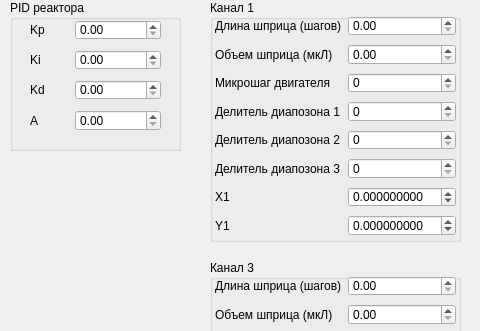
The window that formreacsettings.ui (ProElDinh/ChemController) describes before a commit, drawn with Qt 5; both pictures show x 0 to 480 and y 0 to 331 of the 749 by 510 pixel window.
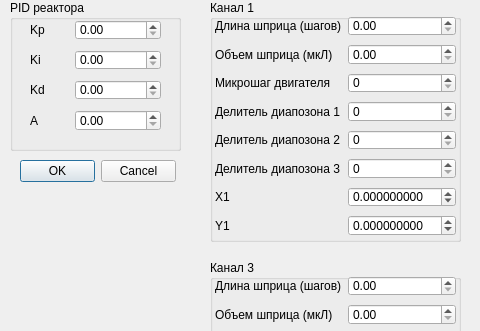
The same window after the commit.

Patch:
```diff
--- a/formreacsettings.ui
+++ b/formreacsettings.ui
@@ -659,6 +659,19 @@
     </layout>
    </widget>
   </widget>
+  <widget class="QDialogButtonBox" name="buttonBox">
+   <property name="geometry">
+    <rect>
+     <x>20</x>
+     <y>160</y>
+     <width>156</width>
+     <height>23</height>
+    </rect>
+   </property>
+   <property name="standardButtons">
+    <set>QDialogButtonBox::Cancel|QDialogButtonBox::Ok</set>
+   </property>
+  </widget>
  </widget>
  <resources/>
  <connections/>
```
